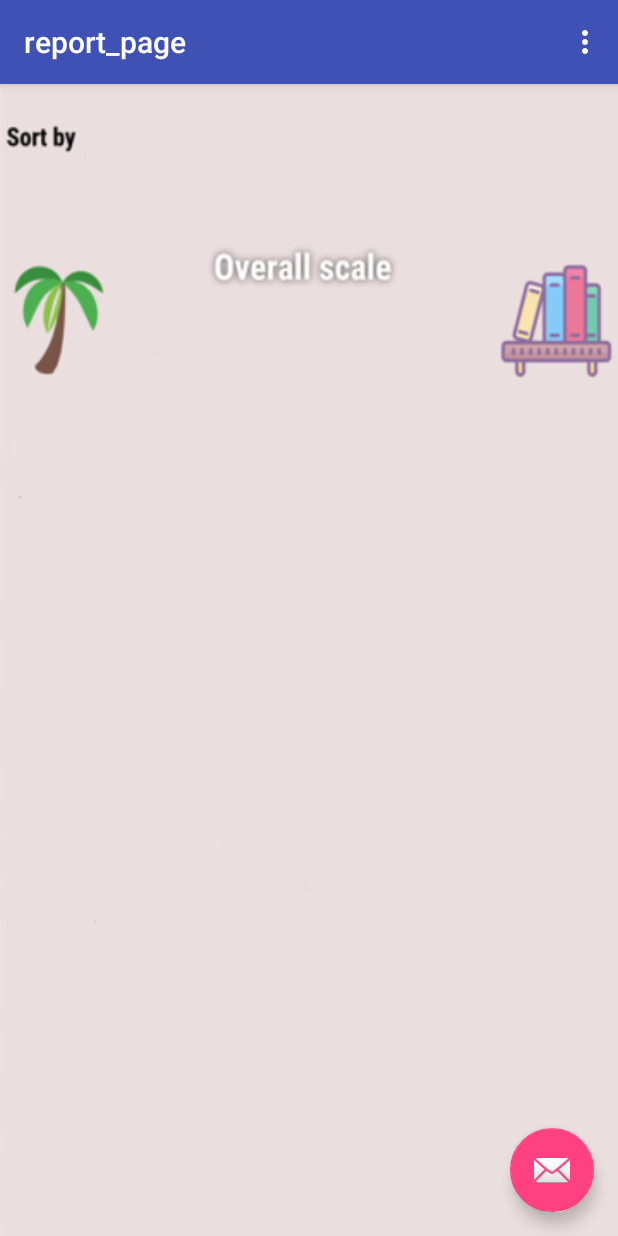
After one commit to ilayserr/Milab, an Android app: the report_page screen opened directly, with no data from a screen before it, on a phone screen of 412 x 824 dp. The commit adds this screen. Run offline under Robolectric (Android 15) with nearby library versions, the phone set to English and light mode, and no system bars.

Commit message:
open report_page

```diff
--- a/AssistAnt/app/src/main/AndroidManifest.xml
+++ b/AssistAnt/app/src/main/AndroidManifest.xml
@@ -19,6 +19,10 @@
                 <category android:name="android.intent.category.LAUNCHER" />
             </intent-filter>
         </activity>
+        <activity
+            android:name=".report_page"
+            android:label="@string/title_activity_report_page"
+            android:theme="@style/AppTheme.NoActionBar"></activity>
     </application>
 
 </manifest>
--- /dev/null
+++ b/AssistAnt/app/src/main/java/com/example/assistant/report_page.java
@@ -0,0 +1,46 @@
+package com.example.assistant;
+
+import android.os.Bundle;
+import android.support.design.widget.FloatingActionButton;
+import android.support.design.widget.Snackbar;
+import android.support.v7.app.AppCompatActivity;
+import android.support.v7.widget.Toolbar;
+import android.view.Menu;
+import android.view.MenuItem;
+import android.view.View;
+
+public class report_page extends AppCompatActivity {
+
+    @Override
+    protected void onCreate(Bundle savedInstanceState) {
+        super.onCreate(savedInstanceState);
+        setContentView(R.layout.activity_report_page);
+        Toolbar toolbar = (Toolbar) findViewById(R.id.toolbar);
+        setSupportActionBar(toolbar);
+
+    }
+
+    @Override
+    public boolean onCreateOptionsMenu(Menu menu) {
+        // Inflate the menu; this adds items to the action bar if it is present.
+        getMenuInflater().inflate(R.menu.menu_report_page, menu);
+        return true;
+    }
+
+    @Override
+    public boolean onOptionsItemSelected(MenuItem item) {
+        // Handle action bar item clicks here. The action bar will
+        // automatically handle clicks on the Home/Up button, so long
+        // as you specify a parent activity in AndroidManifest.xml.
+        int id = item.getItemId();
+
+        //noinspection SimplifiableIfStatement
+        if (id == R.id.action_settings) {
+            return true;
+        }
+
+        return super.onOptionsItemSelected(item);
+    }
+
+
+}
--- /dev/null
+++ b/AssistAnt/app/src/main/java/com/example/assistant/report_pageFragment.java
@@ -0,0 +1,23 @@
+package com.example.assistant;
+
+import android.support.v4.app.Fragment;
+import android.os.Bundle;
+import android.view.LayoutInflater;
+import android.view.View;
+import android.view.ViewGroup;
+
+/**
+ * A placeholder fragment containing a simple view.
+ */
+public class report_pageFragment extends Fragment {
+
+    public report_pageFragment() {
+    }
+
+    @Override
+    public View onCreateView(LayoutInflater inflater, ViewGroup container,
+                             Bundle savedInstanceState) {
+        return inflater.inflate(R.layout.fragment_report_page, container, false);
+
+    }
+}
--- a/AssistAnt/app/src/main/java/com/example/assistant/tasks_page_activityFragment.java
+++ b/AssistAnt/app/src/main/java/com/example/assistant/tasks_page_activityFragment.java
@@ -2,6 +2,7 @@
 
 import android.support.v4.app.Fragment;
 import android.os.Bundle;
+import android.support.v4.app.FragmentActivity;
 import android.support.v7.widget.LinearLayoutManager;
 import android.support.v7.widget.RecyclerView;
 import android.util.Log;
@@ -77,7 +78,7 @@
         recyclerView.setLayoutManager(layoutManager);
 
         // specify an adapter
-        adapter = new tasksListAdapter(dataset);
+        adapter = new tasksListAdapter(this.getActivity() , dataset);
         recyclerView.setAdapter(adapter);
         return mainView;
 
--- /dev/null
+++ b/AssistAnt/app/src/main/res/layout/activity_report_page.xml
@@ -0,0 +1,33 @@
+<?xml version="1.0" encoding="utf-8"?>
+<android.support.design.widget.CoordinatorLayout xmlns:android="http://schemas.android.com/apk/res/android"
+    xmlns:app="http://schemas.android.com/apk/res-auto"
+    xmlns:tools="http://schemas.android.com/tools"
+    android:layout_width="match_parent"
+    android:layout_height="match_parent"
+    tools:context="com.example.assistant.report_page">
+
+    <android.support.design.widget.AppBarLayout
+        android:layout_width="match_parent"
+        android:layout_height="wrap_content"
+        android:theme="@style/AppTheme.AppBarOverlay">
+
+        <android.support.v7.widget.Toolbar
+            android:id="@+id/toolbar"
+            android:layout_width="match_parent"
+            android:layout_height="?attr/actionBarSize"
+            android:background="?attr/colorPrimary"
+            app:popupTheme="@style/AppTheme.PopupOverlay" />
+
+    </android.support.design.widget.AppBarLayout>
+
+    <include layout="@layout/content_report_page" />
+
+    <android.support.design.widget.FloatingActionButton
+        android:id="@+id/fab"
+        android:layout_width="wrap_content"
+        android:layout_height="wrap_content"
+        android:layout_gravity="bottom|end"
+        android:layout_margin="@dimen/fab_margin"
+        app:srcCompat="@android:drawable/ic_dialog_email" />
+
+</android.support.design.widget.CoordinatorLayout>
--- /dev/null
+++ b/AssistAnt/app/src/main/res/layout/fragment_report_page.xml
@@ -0,0 +1,11 @@
+<?xml version="1.0" encoding="utf-8"?>
+<android.support.constraint.ConstraintLayout xmlns:android="http://schemas.android.com/apk/res/android"
+    xmlns:app="http://schemas.android.com/apk/res-auto"
+    xmlns:tools="http://schemas.android.com/tools"
+    android:layout_width="match_parent"
+    android:layout_height="match_parent"
+    tools:context="com.example.assistant.report_pageFragment"
+    android:background="@drawable/tasks_screen_template"
+    tools:showIn="@layout/activity_report_page">
+
+</android.support.constraint.ConstraintLayout>
--- a/AssistAnt/app/src/main/res/layout/task_view.xml
+++ b/AssistAnt/app/src/main/res/layout/task_view.xml
@@ -30,7 +30,7 @@
             android:textStyle="bold" />
 
         <ImageButton
-            android:id="@+id/submit_button"
+            android:id="@+id/report_button"
             android:layout_width="64dp"
             android:layout_height="64dp"
             android:layout_marginLeft="13dp"
--- /dev/null
+++ b/AssistAnt/app/src/main/res/menu/menu_report_page.xml
@@ -0,0 +1,10 @@
+<menu xmlns:android="http://schemas.android.com/apk/res/android"
+    xmlns:app="http://schemas.android.com/apk/res-auto"
+    xmlns:tools="http://schemas.android.com/tools"
+    tools:context="com.example.assistant.report_page">
+    <item
+        android:id="@+id/action_settings"
+        android:orderInCategory="100"
+        android:title="@string/action_settings"
+        app:showAsAction="never" />
+</menu>
--- a/AssistAnt/app/src/main/res/values/strings.xml
+++ b/AssistAnt/app/src/main/res/values/strings.xml
@@ -5,4 +5,5 @@
 
     <!-- TODO: Remove or change this placeholder text -->
     <string name="hello_blank_fragment">Hello blank fragment</string>
+    <string name="title_activity_report_page">report_page</string>
 </resources>
```
Also changed, not shown: AssistAnt/app/src/main/java/com/example/assistant/tasksListAdapter.java (+25 -2 lines), AssistAnt/app/src/main/res/layout/content_report_page.xml (added, +9 -0 lines), 10 other files.
